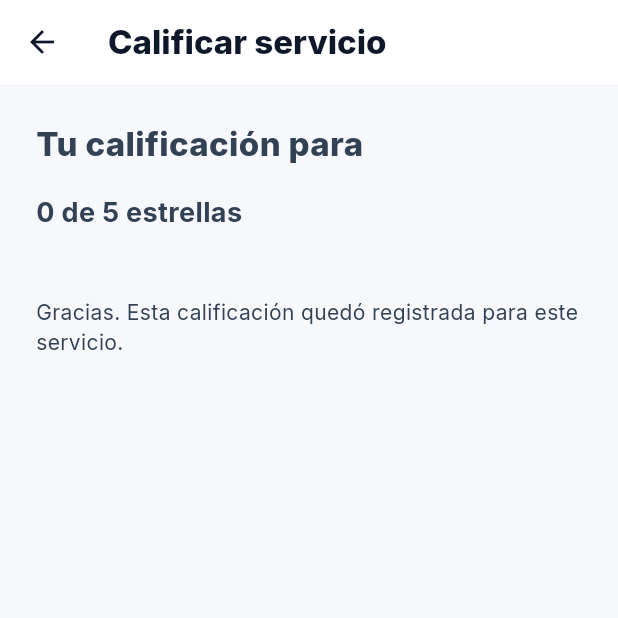
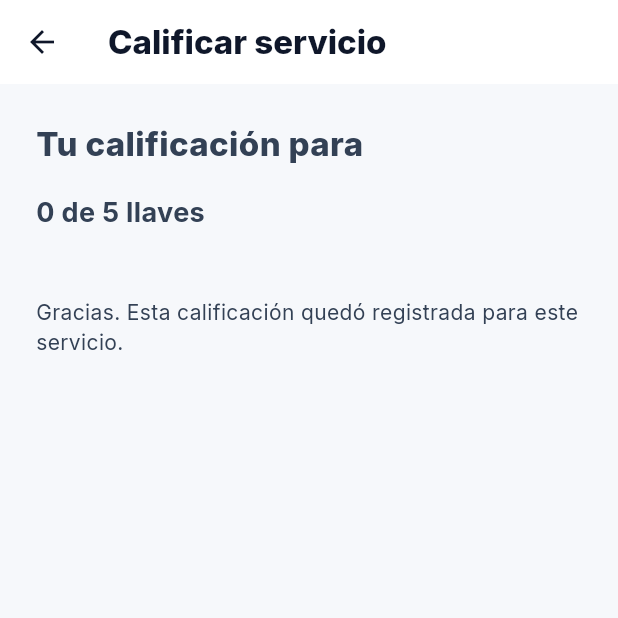
Before and after one commit to dotniel313/fixis, a Flutter app: the JobRatingScreen screen opened directly with empty values, on a phone screen of 412 x 824 dp, the top half of it. Run offline on Flutter 3.47's test engine with Material 3 defaults, Android fonts, the light colour scheme and no system bars; our stand-ins replace drift, flutter_dotenv, flutter_map, flutter_riverpod, geolocator, google_fonts and 4 more; accounts and stored records are empty; generated files the repository leaves out were written again.

Commit message:
Use orange FIXIS wrenches for five point service rating

```diff
--- a/lib/features/ratings/screens/job_rating_screen.dart
+++ b/lib/features/ratings/screens/job_rating_screen.dart
@@ -118,7 +118,7 @@ class _JobRatingScreenState extends State<JobRatingScreen> {
                 const SizedBox(height: 16),
                 if (saved != null) ...[
                   Text(
-                    '${saved['score']} de 5 estrellas',
+                    '${saved['score']} de 5 llaves',
                     style: const TextStyle(fontSize: 18, fontWeight: FontWeight.bold),
                   ),
                   if (saved['comment'] != null) ...[
@@ -128,19 +128,24 @@ class _JobRatingScreenState extends State<JobRatingScreen> {
                   const SizedBox(height: 12),
                   const Text('Gracias. Esta calificación quedó registrada para este servicio.'),
                 ] else ...[
+                  const Text('Califica de 1 a 5 llaves'),
+                  const SizedBox(height: 8),
                   Wrap(
                     children: List.generate(5, (index) {
                       return IconButton(
-                        tooltip: '${index + 1} estrellas',
+                        tooltip: '${index + 1} de 5 llaves',
                         onPressed: _sending ? null : () => setState(() => _score = index + 1),
-                        icon: Icon(
-                          index < _score ? Icons.star_rounded : Icons.star_border_rounded,
-                          size: 38,
-                          color: AppTheme.warning,
+                        icon: Image.asset(
+                          'assets/rating_wrench_orange.png',
+                          width: 36,
+                          height: 36,
+                          color: index < _score ? AppTheme.primaryOrange : Colors.grey.shade400,
+                          colorBlendMode: BlendMode.srcIn,
                         ),
                       );
                     }),
                   ),
+                  if (_score > 0) Text('$_score de 5 llaves seleccionadas'),
                   const SizedBox(height: 18),
                   TextField(
                     controller: _comment,
```
